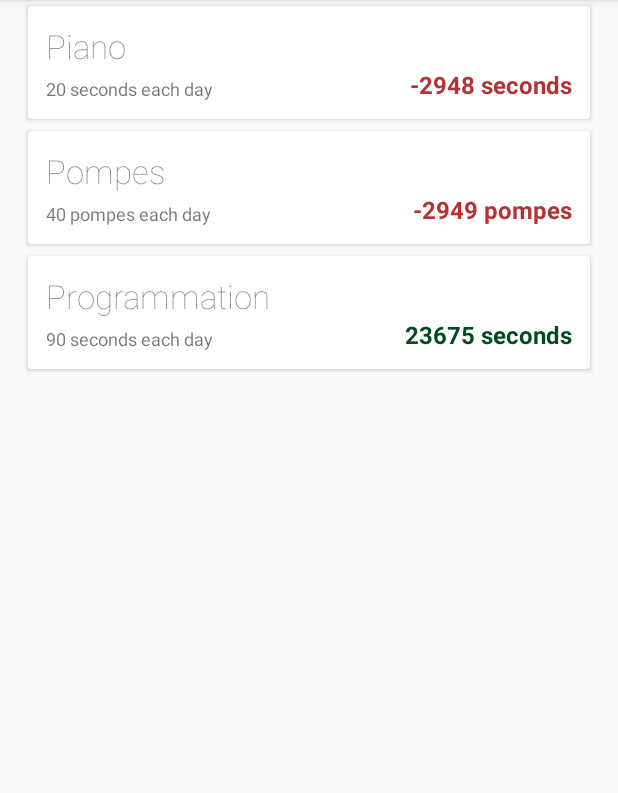
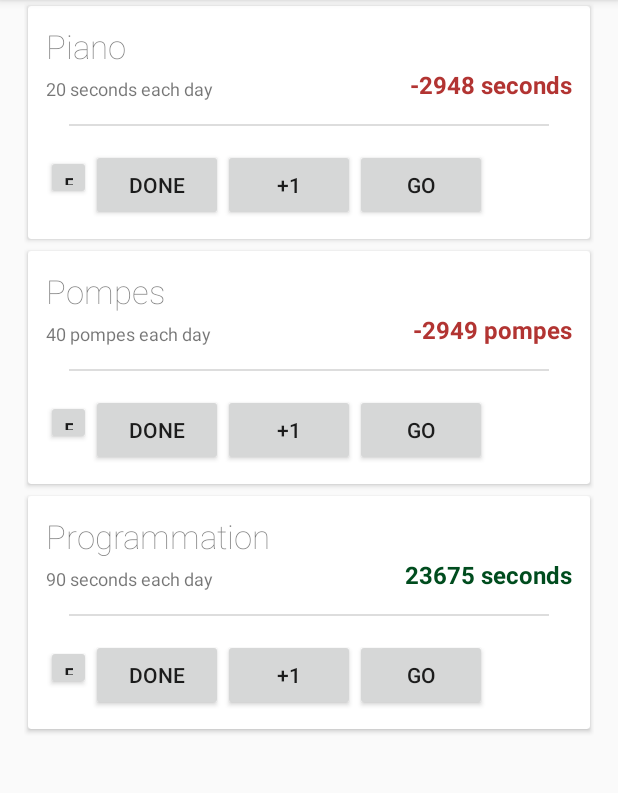
Before and after one commit to Epipong/wildoo, an Android app: the screen it shows after launch (MainActivity), on a phone screen of 412 x 824 dp, the part 84-877 px from its top. Run offline under Robolectric (Android 15) with nearby library versions, the phone set to English and light mode, and no system bars.

Commit message:
Make app icon + add some buttons (edit, +1, done, go)

```diff
--- a/app/src/main/res/layout/task_card_view.xml
+++ b/app/src/main/res/layout/task_card_view.xml
@@ -37,5 +37,37 @@
             android:textSize="16dp"
             android:text = "Task time" />
 
+        <View
+            android:id="@+id/hr"
+            android:layout_width="match_parent"
+            android:layout_height="1dp"
+            android:background="#dddddd"
+            android:layout_margin="15dp"
+            android:layout_below="@id/task_description" />
+
+        <LinearLayout
+            android:layout_below="@id/hr"
+            android:layout_width="match_parent"
+            android:layout_height="wrap_content"
+            android:orientation="horizontal">
+            <Button
+                android:layout_width="30dp"
+                android:layout_height="30dp"
+                android:text="edit" />
+            <Button
+                android:layout_width="wrap_content"
+                android:layout_height="wrap_content"
+                android:text="done" />
+            <Button
+                android:layout_width="wrap_content"
+                android:layout_height="wrap_content"
+                android:text="+1" />
+            <Button
+                android:layout_width="wrap_content"
+                android:layout_height="wrap_content"
+                android:text="Go" />
+
+        </LinearLayout>
+
     </RelativeLayout>
 </android.support.v7.widget.CardView>
```
Also changed, not shown: app/src/main/res/drawable-xxhdpi/ic_launcher.png, app/src/main/res/drawable/ic_action_edit.png (added), app/src/main/res/drawable/ic_launcher.png (added), 4 other files.
